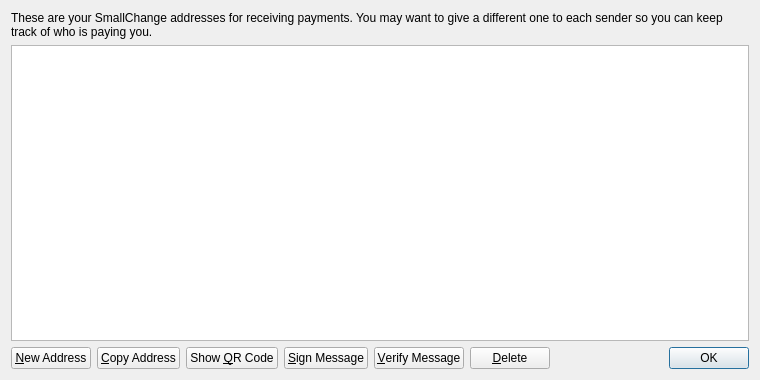
The window that src/qt/forms/addressbookpage.ui (kchirayath/THCoin) describes before a commit, drawn with Qt 5.
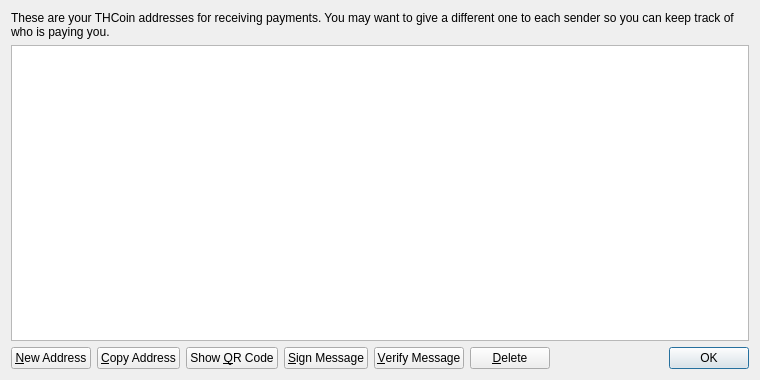
The same window after the commit. Icons and pictures are not drawn.

Patch:
```diff
--- a/src/qt/forms/addressbookpage.ui
+++ b/src/qt/forms/addressbookpage.ui
@@ -17,7 +17,7 @@
    <item>
     <widget class="QLabel" name="labelExplanation">
      <property name="text">
-      <string>These are your SmallChange addresses for receiving payments. You may want to give a different one to each sender so you can keep track of who is paying you.</string>
+      <string>These are your THCoin addresses for receiving payments. You may want to give a different one to each sender so you can keep track of who is paying you.</string>
      </property>
      <property name="textFormat">
       <enum>Qt::PlainText</enum>
```
